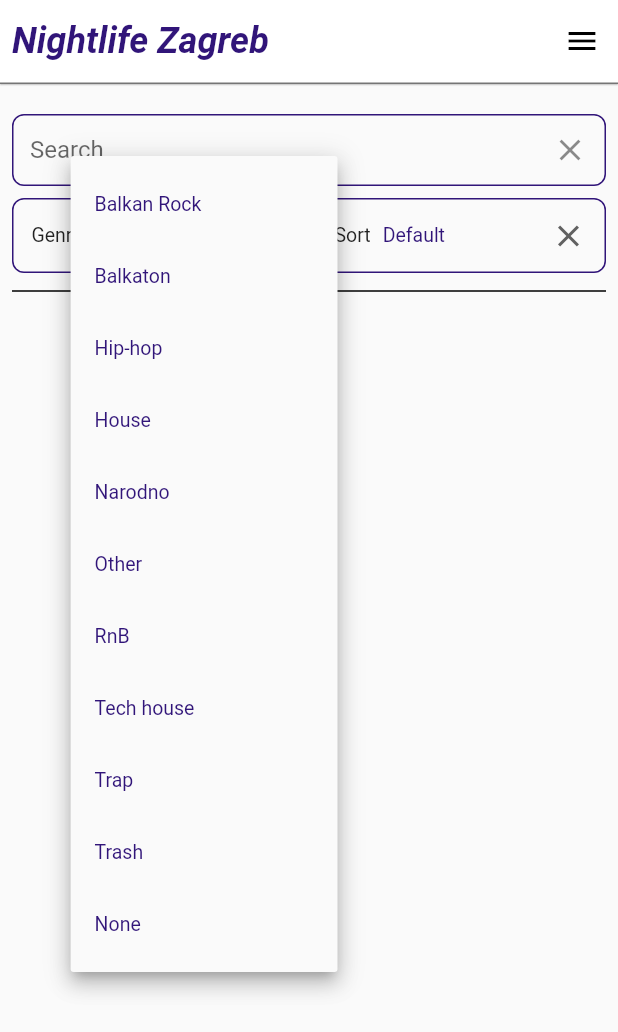
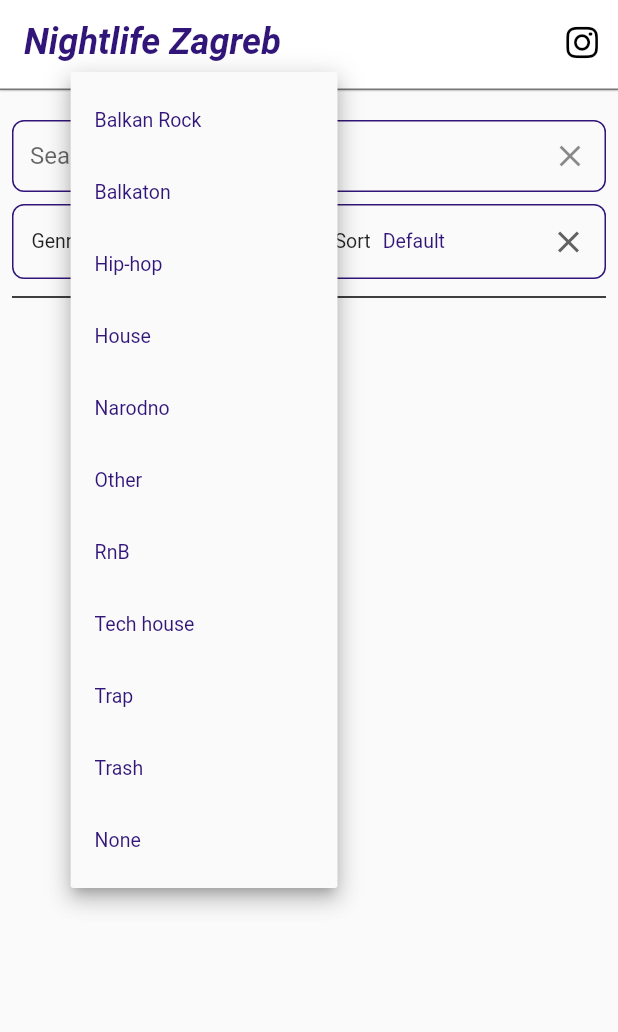
Before and after one commit to kfranic1/Nightlife, a Flutter app: the screen it shows after launch, after a tap on "None", on a phone screen of 412 x 824 dp. Shown: the top 1032 px of the screen. Run offline on Flutter 3.47's test engine with Material 2 defaults, Android fonts, the phone set to English and light mode, and no system bars; our stand-ins replace cached_network_image, cloud_firestore, firebase_auth, firebase_core, flutter_layout_grid, font_awesome_flutter and 1 more; missing offline and left inert: flag, nested_scroll_views, seo; accounts and stored records are empty; statements that could not run were skipped.

Commit message:
Create custom `AppBar` for each club

```diff
--- a/lib/pages/home_page.dart
+++ b/lib/pages/home_page.dart
@@ -1,6 +1,8 @@
 import 'package:flutter/material.dart';
 import 'package:flutter_layout_grid/flutter_layout_grid.dart';
+import 'package:font_awesome_flutter/font_awesome_flutter.dart';
 import 'package:nightlife/helpers/club_list.dart';
+import 'package:nightlife/helpers/primary_swatch.dart';
 import 'package:nightlife/widgets/club_tile.dart';
 import 'package:provider/provider.dart';
 
@@ -14,7 +16,38 @@ class HomePage extends StatelessWidget {
     ClubList clubList = context.watch<ClubList>();
     double height = 250;
     double width = 180;
-    return Padding(
+    return Scaffold(
+      appBar: AppBar(
+        leadingWidth: 0,
+        automaticallyImplyLeading: false,
+        elevation: 0.4,
+        title: const Text(
+          'Nightlife Zagreb',
+          style: TextStyle(
+            fontStyle: FontStyle.italic,
+            fontWeight: FontWeight.bold,
+            fontSize: 24,
+            color: primaryColor,
+          ),
+        ),
+        bottom: PreferredSize(
+          preferredSize: const Size.fromHeight(4.0),
+          child: Container(
+            color: Colors.black54,
+            height: 1.0,
+          ),
+        ),
+        actions: const [
+          IconButton(
+            onPressed: null,
+            icon: Icon(
+              FontAwesomeIcons.instagram,
+              color: Colors.black,
+            ),
+          )
+        ],
+      ),
+      body: Padding(
         padding: const EdgeInsets.all(8.0),
         child: SingleChildScrollView(
           child: Column(
@@ -32,6 +65,7 @@ class HomePage extends StatelessWidget {
             ],
           ),
         ),
+      ),
     );
   }
 }
--- a/lib/routing/custom_router_delegate.dart
+++ b/lib/routing/custom_router_delegate.dart
@@ -3,8 +3,6 @@ import 'package:nightlife/pages/admin_page/admin_page.dart';
 import 'package:nightlife/pages/error_page.dart';
 import 'package:nightlife/routing/configuraiton.dart';
 import 'package:nightlife/routing/routes.dart';
-import 'package:nightlife/widgets/app_bar.dart';
-import 'package:nightlife/widgets/options_drawer.dart';
 import 'package:provider/provider.dart';
 
 import '../helpers/club_list.dart';
@@ -25,21 +23,7 @@ class CustomRouterDelegate extends RouterDelegate<Configuration> with ChangeNoti
 
   @override
   Widget build(BuildContext context) {
-    return Scaffold(
-      appBar: PreferredSize(
-        preferredSize: const Size.fromHeight(kToolbarHeight),
-        child: Builder(builder: (context) {
-          return appBar(
-            onPressedHome: goToHome,
-            onPressedDrawer: () => Scaffold.of(context).openEndDrawer(),
-          );
-        }),
-      ),
-      endDrawer: const Drawer(
-        width: 250,
-        child: OptionsDrawer(),
-      ),
-      body: Navigator(
+    return Navigator(
       key: navigatorKey,
       pages: [
         if (_configuration.isHomePage)
@@ -67,7 +51,6 @@ class CustomRouterDelegate extends RouterDelegate<Configuration> with ChangeNoti
         notifyListeners();
         return true;
       },
-      ),
     );
   }
 
--- a/lib/widgets/app_bar.dart
+++ /dev/null
@@ -1,37 +0,0 @@
-import 'package:flutter/material.dart';
-
-AppBar appBar({required void Function()? onPressedHome, void Function()? onPressedDrawer}) {
-  return AppBar(
-    titleSpacing: 0,
-    leadingWidth: 0,
-    automaticallyImplyLeading: false,
-    elevation: 0.4,
-    title: TextButton(
-      style: const ButtonStyle(overlayColor: MaterialStatePropertyAll(Colors.transparent)),
-      onPressed: onPressedHome,
-      child: const Text(
-        'Nightlife Zagreb',
-        style: TextStyle(
-          fontStyle: FontStyle.italic,
-          fontWeight: FontWeight.bold,
-          fontSize: 24,
-        ),
-      ),
-    ),
-    bottom: PreferredSize(
-      preferredSize: const Size.fromHeight(4.0),
-      child: Container(
-        color: Colors.black54,
-        height: 1.0,
-      ),
-    ),
-    actions: [
-      IconButton(
-          onPressed: onPressedDrawer,
-          icon: const Icon(
-            Icons.menu,
-            color: Colors.black,
-          ))
-    ],
-  );
-}
```
Also changed, not shown: lib/pages/club_page/club_name_and_image.dart (deleted, +0 -36 lines), lib/pages/club_page/club_page.dart (+36 -5 lines). Lines whose indentation alone changed are shown as unchanged.
